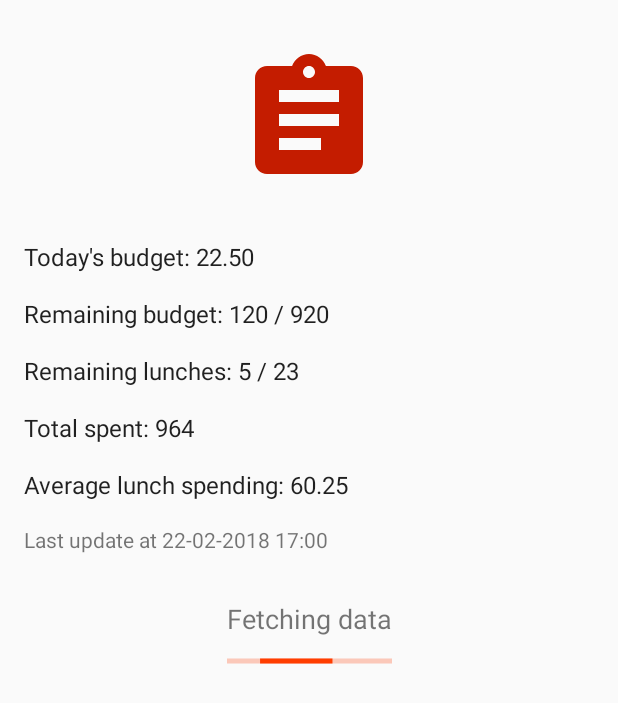
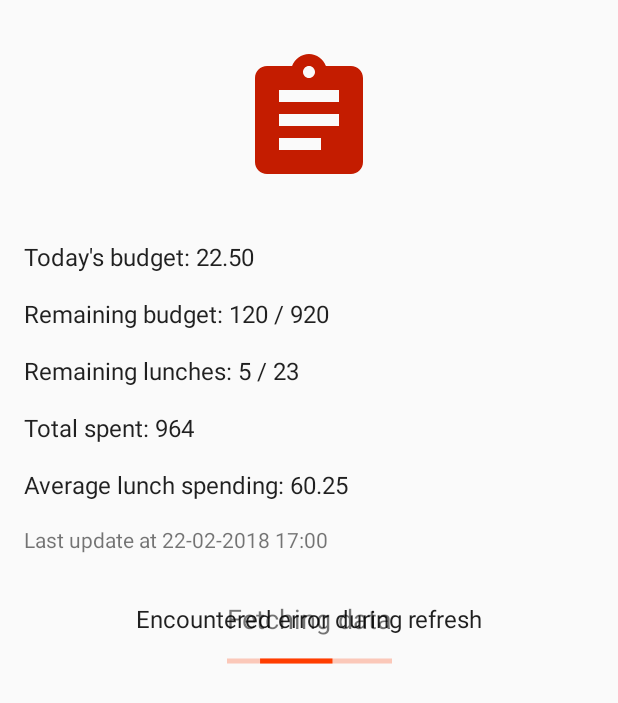
Before and after one commit to ifeins/tenbis-monitor, an Android app: the layout fragment_overview.xml on its own in the app's theme, with its tools: preview values and no code run, on a phone screen of 412 x 824 dp. Shown: the top 703 px of the screen. Run offline under Robolectric (Android 15) with nearby library versions, the phone set to English and light mode, and no system bars.

Commit message:
Display error if failing to refresh data.

```diff
--- a/app/src/main/java/com/ifeins/tenbismonit/fragments/HomeAdapterFragment.java
+++ b/app/src/main/java/com/ifeins/tenbismonit/fragments/HomeAdapterFragment.java
@@ -9,4 +9,6 @@ public interface HomeAdapterFragment {
     void subscribeForUpdates();
 
     void unsubscribeForUpdates();
+
+    void onRefreshError();
 }
--- a/app/src/main/java/com/ifeins/tenbismonit/fragments/StatsFragment.java
+++ b/app/src/main/java/com/ifeins/tenbismonit/fragments/StatsFragment.java
@@ -36,4 +36,9 @@ public class StatsFragment extends Fragment implements HomeAdapterFragment {
     public void unsubscribeForUpdates() {
 
     }
+
+    @Override
+    public void onRefreshError() {
+
+    }
 }
--- a/app/src/main/java/com/ifeins/tenbismonit/fragments/TransactionsFragment.java
+++ b/app/src/main/java/com/ifeins/tenbismonit/fragments/TransactionsFragment.java
@@ -95,6 +95,11 @@ public class TransactionsFragment extends Fragment implements HomeAdapterFragmen
         }
     }
 
+    @Override
+    public void onRefreshError() {
+
+    }
+
     private static class TransactionViewHolder extends RecyclerView.ViewHolder {
 
         private final SimpleDraweeView mImageView;
--- a/app/src/main/res/layout/fragment_overview.xml
+++ b/app/src/main/res/layout/fragment_overview.xml
@@ -125,4 +125,21 @@
         android:layout_marginTop="16dp"
         app:layout_constraintTop_toBottomOf="@id/average_lunch_view"/>
 
+    <TextView
+        android:text="@string/refresh_error"
+        android:layout_width="wrap_content"
+        android:layout_height="wrap_content"
+        android:id="@+id/error_view"
+        android:textAppearance="@style/TextAppearance.AppCompat.Subhead"
+        app:layout_constraintStart_toStartOf="parent"
+        android:layout_marginStart="16dp"
+        app:layout_constraintEnd_toEndOf="parent"
+        android:layout_marginEnd="16dp"
+        app:layout_constraintTop_toTopOf="parent"
+        android:layout_marginTop="16dp"
+        app:layout_constraintBottom_toBottomOf="parent"
+        android:layout_marginBottom="16dp"
+        android:visibility="gone"
+        tools:visibility="visible"/>
+
 </android.support.constraint.ConstraintLayout>
--- a/app/src/main/res/values/strings.xml
+++ b/app/src/main/res/values/strings.xml
@@ -23,4 +23,5 @@
     <string name="missing_email_error">You must provide an email</string>
     <string name="missing_password_error">You must provide a password</string>
     <string name="fetching_data_message">Fetching data</string>
+    <string name="refresh_error">Encountered error during refresh</string>
 </resources>
```
Also changed, not shown: app/src/main/java/com/ifeins/tenbismonit/activities/HomeActivity.java (+17 -1 lines), app/src/main/java/com/ifeins/tenbismonit/fragments/OverviewFragment.java (+11 -0 lines).
